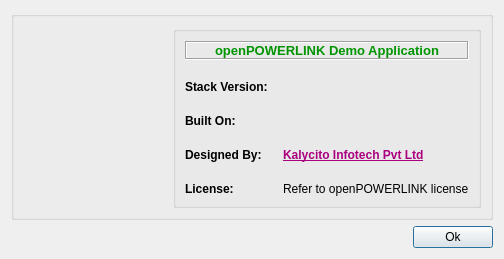
OpenAutomationTechnologies/openPOWERLINK_Qt_App, file apps/demo_qt_advanced/plk_qt_gui/ui/AboutDialog.ui: the form before one commit.
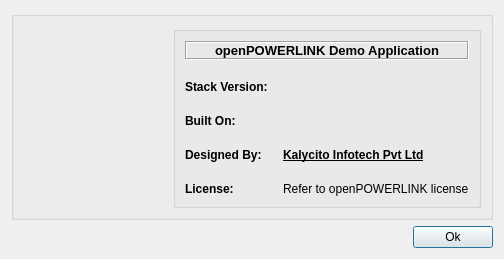
The form after the commit. Icons and pictures are not drawn.

Commit message: Updated about window

Diff of the .ui file:
```diff
--- a/apps/demo_qt_advanced/plk_qt_gui/ui/AboutDialog.ui
+++ b/apps/demo_qt_advanced/plk_qt_gui/ui/AboutDialog.ui
@@ -58,7 +58,7 @@
             <enum>QFrame::Sunken</enum>
            </property>
            <property name="text">
-            <string>&lt;html&gt;&lt;head/&gt;&lt;body&gt;&lt;p&gt;&lt;span style=&quot; font-size:10pt; font-weight:600; color:#009400;&quot;&gt;openPOWERLINK Demo Application&lt;/span&gt;&lt;/p&gt;&lt;/body&gt;&lt;/html&gt;</string>
+            <string>&lt;html&gt;&lt;head/&gt;&lt;body&gt;&lt;p&gt;&lt;span style=&quot; font-size:10pt; font-weight:600; color:#000000;&quot;&gt;openPOWERLINK Demo Application&lt;/span&gt;&lt;/p&gt;&lt;/body&gt;&lt;/html&gt;</string>
            </property>
            <property name="textFormat">
             <enum>Qt::RichText</enum>
@@ -106,7 +106,7 @@
          <item row="3" column="1">
           <widget class="QLabel" name="designedBy">
            <property name="text">
-            <string>&lt;html&gt;&lt;head/&gt;&lt;body&gt;&lt;p&gt;&lt;a href=&quot;www.kalycito.com&quot;&gt;&lt;span style=&quot; font-size:9pt; font-weight:600; text-decoration: underline; color:#aa007f;&quot;&gt;Kalycito Infotech Pvt Ltd&lt;/span&gt;&lt;/a&gt;&lt;/p&gt;&lt;/body&gt;&lt;/html&gt;</string>
+            <string>&lt;html&gt;&lt;head/&gt;&lt;body&gt;&lt;p&gt;&lt;a href=&quot;www.kalycito.com&quot;&gt;&lt;span style=&quot; font-weight:600; text-decoration: underline; color:#000000;&quot;&gt;Kalycito Infotech Pvt Ltd&lt;/span&gt;&lt;/a&gt;&lt;/p&gt;&lt;/body&gt;&lt;/html&gt;</string>
            </property>
            <property name="openExternalLinks">
             <bool>true</bool>
```
